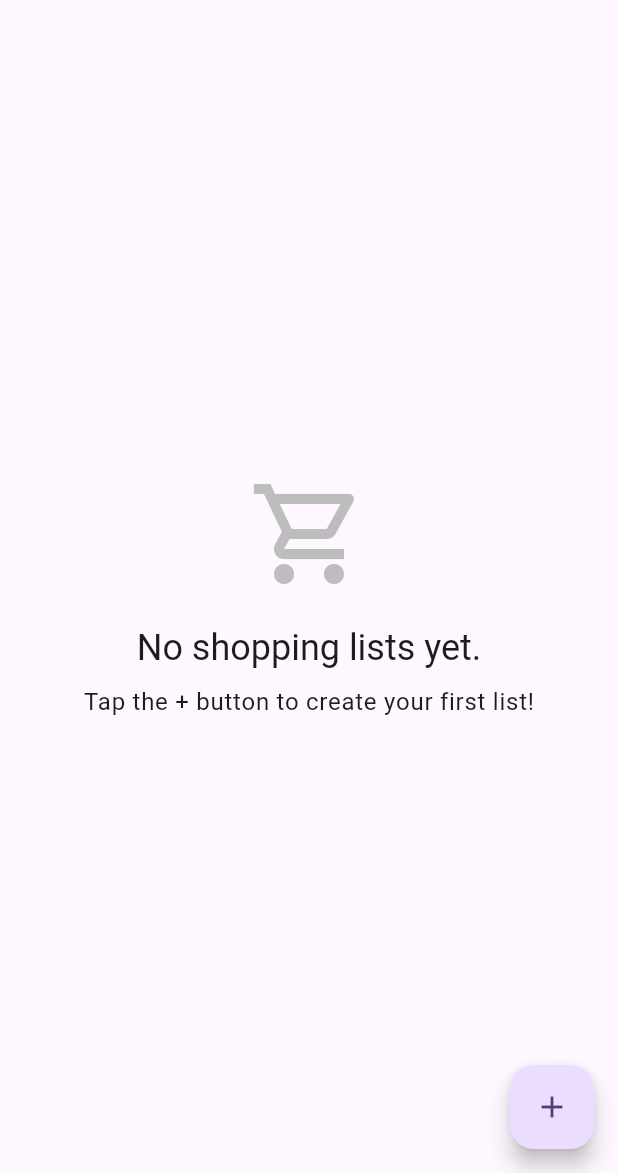
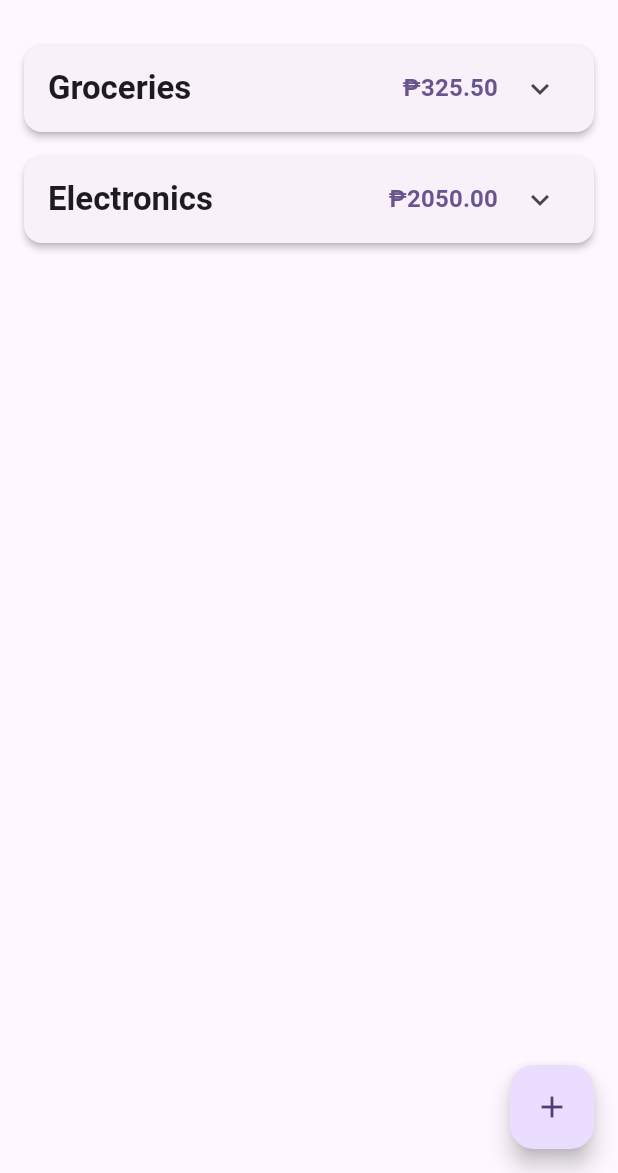
Before and after one commit to joshuacarlfaustino402-web/SmartList, a Flutter app: the screen it shows after launch, on a phone screen of 412 x 824 dp, the part 63-1236 px from its top. Run offline on Flutter 3.47's test engine with Material 3 defaults, Android fonts, the phone set to English and light mode, and no system bars; our stand-ins replace shared_preferences.

Commit message:
feat: Add sample data and category totals

```diff
--- a/lib/main.dart
+++ b/lib/main.dart
@@ -41,8 +41,34 @@ class ShoppingListProvider with ChangeNotifier {
     if (listsString != null) {
       final List<dynamic> listsJson = jsonDecode(listsString);
       _lists = listsJson.map((json) => ShoppingList.fromJson(json)).toList();
-    } else {
-      _lists = [];
+    }
+
+    if (_lists.isEmpty) {
+      _lists = [
+        ShoppingList(
+            name: 'Weekly Essentials',
+            category: 'Groceries',
+            items: [
+              ShoppingItem(name: 'Milk', price: 75.50),
+              ShoppingItem(name: 'Bread', price: 60.00),
+              ShoppingItem(name: 'Eggs (1 dozen)', price: 90.00),
+            ]),
+        ShoppingList(
+            name: 'New Gadgets',
+            category: 'Electronics',
+            items: [
+              ShoppingItem(name: 'Wireless Mouse', price: 850.00),
+              ShoppingItem(name: 'USB-C Hub', price: 1200.00),
+            ]),
+        ShoppingList(
+            name: 'Snacks',
+            category: 'Groceries',
+            items: [
+              ShoppingItem(name: 'Chips', price: 55.00),
+              ShoppingItem(name: 'Chocolate Bar', price: 45.00),
+            ])
+      ];
+      _saveLists();
     }
     notifyListeners();
   }
@@ -128,11 +154,7 @@ class MyApp extends StatelessWidget {
         foregroundColor: Colors.black,
         elevation: 0,
         centerTitle: true,
-        titleTextStyle: const TextStyle(
-          fontSize: 24,
-          fontWeight: FontWeight.bold,
-          color: Colors.black
-        ),
+        titleTextStyle: const TextStyle(fontSize: 24, fontWeight: FontWeight.bold, color: Colors.black),
       ),
       inputDecorationTheme: InputDecorationTheme(
         filled: true,
@@ -158,11 +180,7 @@ class MyApp extends StatelessWidget {
         backgroundColor: Colors.transparent,
         elevation: 0,
         centerTitle: true,
-        titleTextStyle: const TextStyle(
-            fontSize: 24,
-            fontWeight: FontWeight.bold,
-            color: Colors.white
-        ),
+        titleTextStyle: const TextStyle(fontSize: 24, fontWeight: FontWeight.bold, color: Colors.white),
       ),
       inputDecorationTheme: InputDecorationTheme(
         filled: true,
@@ -217,31 +235,32 @@ class ShoppingListPage extends StatelessWidget {
           ),
         ],
       ),
-      body: shoppingListProvider.lists.isEmpty
-          ? Center(
-              child: Column(
-                mainAxisAlignment: MainAxisAlignment.center,
-                children: [
-                  Icon(Icons.shopping_cart_outlined, size: 80, color: Colors.grey[400]),
-                  const SizedBox(height: 20),
-                  Text('No shopping lists yet.', style: Theme.of(context).textTheme.headlineSmall),
-                  const SizedBox(height: 8),
-                  Text('Tap the + button to create your first list!', style: Theme.of(context).textTheme.bodyLarge),
-                ],
-              ),
-            )
-          : ListView.builder(
+      body: ListView.builder(
         padding: const EdgeInsets.all(16.0),
         itemCount: groupedLists.keys.length,
         itemBuilder: (context, index) {
           final category = groupedLists.keys.elementAt(index);
           final lists = groupedLists[category]!;
+          final categoryTotal = lists.fold<double>(0, (sum, list) => sum + list.totalPrice);
+
           return Card(
             margin: const EdgeInsets.only(bottom: 16),
             elevation: 2,
             shape: RoundedRectangleBorder(borderRadius: BorderRadius.circular(12)),
             child: ExpansionTile(
-                    title: Text(category, style: Theme.of(context).textTheme.titleLarge?.copyWith(fontWeight: FontWeight.bold)),
+              title: Row(
+                mainAxisAlignment: MainAxisAlignment.spaceBetween,
+                children: [
+                  Text(category, style: Theme.of(context).textTheme.titleLarge?.copyWith(fontWeight: FontWeight.bold)),
+                  Text(
+                    '₱${categoryTotal.toStringAsFixed(2)}',
+                    style: Theme.of(context).textTheme.titleMedium?.copyWith(
+                          fontWeight: FontWeight.bold,
+                          color: Theme.of(context).colorScheme.primary,
+                        ),
+                  ),
+                ],
+              ),
               children: lists.map((list) {
                 return ListTile(
                   title: Text(list.name, style: Theme.of(context).textTheme.titleMedium),
```
Also changed, not shown: 1 other file. Lines whose indentation alone changed are shown as unchanged.
